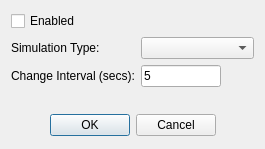
Qt form src/dialogs/dialogcoilsimulation.ui (sanny32/OpenModScan) before a commit.
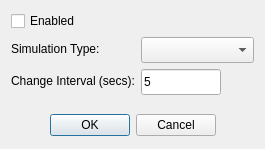
The same form after that commit. Custom widgets are drawn as their Qt base class.

Patch:
```diff
--- a/src/dialogs/dialogcoilsimulation.ui
+++ b/src/dialogs/dialogcoilsimulation.ui
@@ -31,7 +31,14 @@
       </widget>
      </item>
      <item row="0" column="1">
-      <widget class="SimulationModeComboBox" name="comboBoxSimulationType"/>
+      <widget class="SimulationModeComboBox" name="comboBoxSimulationType">
+       <property name="minimumSize">
+        <size>
+         <width>0</width>
+         <height>26</height>
+        </size>
+       </property>
+      </widget>
      </item>
      <item row="1" column="1">
       <widget class="NumericLineEdit" name="lineEditInterval">
@@ -41,6 +48,12 @@
          <verstretch>0</verstretch>
         </sizepolicy>
        </property>
+       <property name="minimumSize">
+        <size>
+         <width>0</width>
+         <height>26</height>
+        </size>
+       </property>
        <property name="maximumSize">
         <size>
          <width>80</width>
```
